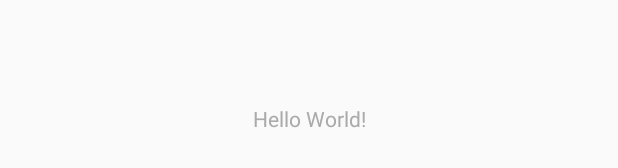
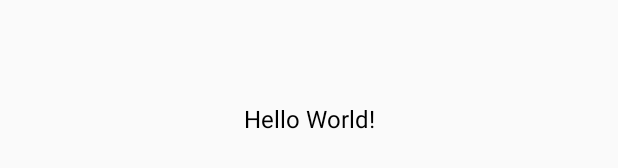
Before and after one commit to chaooooooo/Ami, an Android app: the layout ami_viewinfo_adapter_item.xml on its own in the app's theme, with its tools: preview values and no code run, on a phone screen of 412 x 824 dp. Shown: the part 499-667 px from the top of the screen. Run offline under Robolectric (Android 15) with nearby library versions, the phone set to English and light mode, and no system bars.

Commit message:
修正action弹框层次显示

```diff
--- a/Ami/src/main/java/chao/app/ami/Constants.java
+++ b/Ami/src/main/java/chao/app/ami/Constants.java
@@ -16,6 +16,6 @@ public interface Constants {
     String AMI_ACTION_LONG_CLICK = "长按事件";
     String AMI_ACTION_VIEW_DETAIL = "显示View详细信息";
 
-    int MAX_LIST_WIDTH = DeviceUtil.dp2px(160);
-    int MAX_LIST_HEIGHT = DeviceUtil.dp2px(300);
+    int MAX_LIST_WIDTH = DeviceUtil.dp2px(200);
+    int MAX_LIST_HEIGHT = DeviceUtil.dp2px(360);
 }
--- a/Ami/src/main/java/chao/app/ami/viewinfo/InterceptorLayerManager.java
+++ b/Ami/src/main/java/chao/app/ami/viewinfo/InterceptorLayerManager.java
@@ -2,6 +2,7 @@ package chao.app.ami.viewinfo;
 
 import android.content.Context;
 import android.graphics.RectF;
+import android.graphics.drawable.ColorDrawable;
 import android.view.View;
 import android.widget.AdapterView;
 import android.widget.ArrayAdapter;
@@ -51,6 +52,8 @@ public class InterceptorLayerManager implements ViewInterceptor.OnViewLongClickL
         mActionListView = mLayout.getActionListView();
         mActionListAdapter = new ArrayAdapter<>(context, R.layout.ami_viewinfo_adapter_item, R.id.ami_text);
         mActionListView.setAdapter(mActionListAdapter);
+        mActionListView.setDivider(new ColorDrawable(context.getResources().getColor(R.color.transparent_red)));
+        mActionListView.setDividerHeight(1);
         mActionListView.setOnItemClickListener(this);
 
     }
--- a/Ami/src/main/res/layout/ami_viewinfo_adapter_item.xml
+++ b/Ami/src/main/res/layout/ami_viewinfo_adapter_item.xml
@@ -2,10 +2,15 @@
 <TextView xmlns:android="http://schemas.android.com/apk/res/android"
     xmlns:tools="http://schemas.android.com/tools"
     android:id="@+id/ami_text"
-    android:textColor="@android:color/darker_gray"
+    android:textColor="@android:color/black"
     tools:text="Hello World!"
+    android:textSize="16sp"
     android:paddingTop="8dp"
     android:paddingBottom="8dp"
+    android:paddingLeft="8dp"
+    android:paddingRight="8dp"
     android:gravity="center"
+    android:ellipsize="end"
+    android:lines="1"
     android:layout_width="match_parent"
     android:layout_height="match_parent" />
```
Also changed, not shown: Ami/src/main/java/chao/app/ami/utils/DeviceUtil.java (+12 -2 lines), Ami/src/main/java/chao/app/ami/viewinfo/InterceptorFrameLayout.java (+16 -1 lines).
